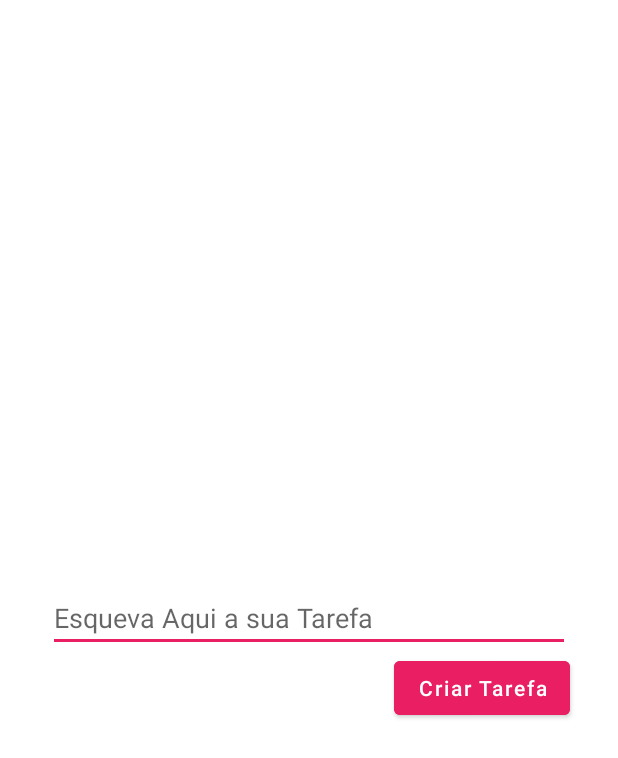
After one commit to evanvidel/todo-list, an Android app: the AddTask screen opened directly, with no data from a screen before it, on a phone screen of 412 x 824 dp. The commit adds this screen. Shown: the top 758 px of the screen. Run offline under Robolectric (Android 15) with nearby library versions, the phone set to English and light mode, and no system bars.

Commit message:
criacao dos layouts activity_main.xml e activity_add_task.xml

```diff
--- a/app/src/main/java/br/com/franco/todolist/Splash.kt
+++ b/app/src/main/java/br/com/franco/todolist/Splash.kt
@@ -7,6 +7,7 @@ import android.os.Bundle
 import android.os.Handler
 import android.os.Looper
 import br.com.franco.todolist.databinding.ActivitySplashBinding
+import br.com.franco.todolist.ui.MainActivity
 
 class Splash : AppCompatActivity() {
 
@@ -16,11 +17,11 @@ class Splash : AppCompatActivity() {
         super.onCreate(savedInstanceState)
         binding = ActivitySplashBinding.inflate(layoutInflater)
         setContentView(binding.root)
-        supportActionBar?.hide()
+
         window.statusBarColor = Color.parseColor("#000000")
 
         Handler(Looper.getMainLooper()).postDelayed({
-            val intent = Intent(this,MainActivity::class.java)
+            val intent = Intent(this, MainActivity::class.java)
             startActivity(intent)
             finish()
         }, 2000)
--- /dev/null
+++ b/app/src/main/java/br/com/franco/todolist/model/Task.kt
@@ -0,0 +1,6 @@
+package br.com.franco.todolist.model
+
+data class Task(
+    var title: String,
+    var message: String
+)
--- /dev/null
+++ b/app/src/main/java/br/com/franco/todolist/ui/AddTask.kt
@@ -0,0 +1,32 @@
+package br.com.franco.todolist.ui
+
+import android.content.Intent
+import android.graphics.Color
+import androidx.appcompat.app.AppCompatActivity
+import android.os.Bundle
+import br.com.franco.todolist.databinding.ActivityAddTaskBinding
+
+class AddTask : AppCompatActivity() {
+
+    private lateinit var binding: ActivityAddTaskBinding
+
+    override fun onCreate(savedInstanceState: Bundle?) {
+        super.onCreate(savedInstanceState)
+        binding = ActivityAddTaskBinding.inflate(layoutInflater)
+        setContentView(binding.root)
+
+        window.statusBarColor = Color.parseColor("#000000")
+
+        val btnAddMessage = binding.btnTask
+        btnAddMessage.setOnClickListener {
+            tarefaSalva()
+            //TODO fazer a lógica para salvar mensagem
+        }
+    }
+
+    private fun tarefaSalva() {
+        val intent = Intent(this,MainActivity::class.java)
+        startActivity(intent)
+        finish()
+    }
+}
--- /dev/null
+++ b/app/src/main/res/drawable/ic_add.xml
@@ -0,0 +1,5 @@
+<vector android:height="24dp" android:tint="#FFFFFF"
+    android:viewportHeight="24" android:viewportWidth="24"
+    android:width="24dp" xmlns:android="http://schemas.android.com/apk/res/android">
+    <path android:fillColor="@android:color/white" android:pathData="M19,13h-6v6h-2v-6H5v-2h6V5h2v6h6v2z"/>
+</vector>
--- /dev/null
+++ b/app/src/main/res/layout/activity_add_task.xml
@@ -0,0 +1,36 @@
+<?xml version="1.0" encoding="utf-8"?>
+<androidx.constraintlayout.widget.ConstraintLayout xmlns:android="http://schemas.android.com/apk/res/android"
+    xmlns:tools="http://schemas.android.com/tools"
+    android:layout_width="match_parent"
+    android:layout_height="match_parent"
+    xmlns:app="http://schemas.android.com/apk/res-auto"
+    tools:context=".ui.AddTask">
+
+    <EditText
+        android:id="@+id/et_tesk"
+        android:layout_width="0dp"
+        android:layout_height="wrap_content"
+        android:hint="@string/esqueva_aqui_a_sua_tarefa"
+        android:layout_marginStart="32dp"
+        android:layout_marginEnd="32dp"
+        app:layout_constraintTop_toTopOf="parent"
+        app:layout_constraintStart_toStartOf="parent"
+        app:layout_constraintEnd_toEndOf="parent"
+        app:layout_constraintBottom_toBottomOf="parent"
+        android:autofillHints=""
+        tools:ignore="TextFields" />
+
+    <Button
+        android:id="@+id/btn_task"
+        android:layout_width="0dp"
+        android:layout_height="wrap_content"
+        android:text="@string/criar_tarefa"
+        android:textAllCaps="false"
+        android:backgroundTint="@color/red"
+        app:layout_constraintTop_toBottomOf="@id/et_tesk"
+        app:layout_constraintEnd_toEndOf="parent"
+        android:layout_marginEnd="32dp"/>
+
+
+
+</androidx.constraintlayout.widget.ConstraintLayout>
--- a/app/src/main/res/values/colors.xml
+++ b/app/src/main/res/values/colors.xml
@@ -7,4 +7,5 @@
     <color name="teal_700">#FF018786</color>
     <color name="black">#FF000000</color>
     <color name="white">#FFFFFFFF</color>
+    <color name="red">#E91E63</color>
 </resources>
--- a/app/src/main/res/values/strings.xml
+++ b/app/src/main/res/values/strings.xml
@@ -1,3 +1,6 @@
 <resources>
     <string name="app_name">TodoList</string>
+    <string name="adicionar_tarefa">Adicionar Tarefa</string>
+    <string name="esqueva_aqui_a_sua_tarefa">Esqueva Aqui a sua Tarefa</string>
+    <string name="criar_tarefa">Criar Tarefa</string>
 </resources>
--- a/app/src/main/res/values/themes.xml
+++ b/app/src/main/res/values/themes.xml
@@ -1,14 +1,14 @@
 <resources xmlns:tools="http://schemas.android.com/tools">
     <!-- Base application theme. -->
-    <style name="Theme.TodoList" parent="Theme.MaterialComponents.DayNight.DarkActionBar">
+    <style name="Theme.TodoList" parent="Theme.MaterialComponents.DayNight.NoActionBar">
         <!-- Primary brand color. -->
         <item name="colorPrimary">@color/purple_500</item>
         <item name="colorPrimaryVariant">@color/purple_700</item>
         <item name="colorOnPrimary">@color/white</item>
         <!-- Secondary brand color. -->
-        <item name="colorSecondary">@color/teal_200</item>
+        <item name="colorSecondary">@color/red</item>
         <item name="colorSecondaryVariant">@color/teal_700</item>
-        <item name="colorOnSecondary">@color/black</item>
+        <item name="colorOnSecondary">@color/white</item>
         <!-- Status bar color. -->
         <item name="android:statusBarColor">?attr/colorPrimaryVariant</item>
         <!-- Customize your theme here. -->
```
Also changed, not shown: app/src/main/AndroidManifest.xml (+8 -2 lines), app/src/main/java/br/com/franco/todolist/ui/MainActivity.kt (renamed from app/src/main/java/br/com/franco/todolist/MainActivity.kt, +15 -1 lines), app/src/main/res/layout/activity_main.xml (+23 -2 lines).
